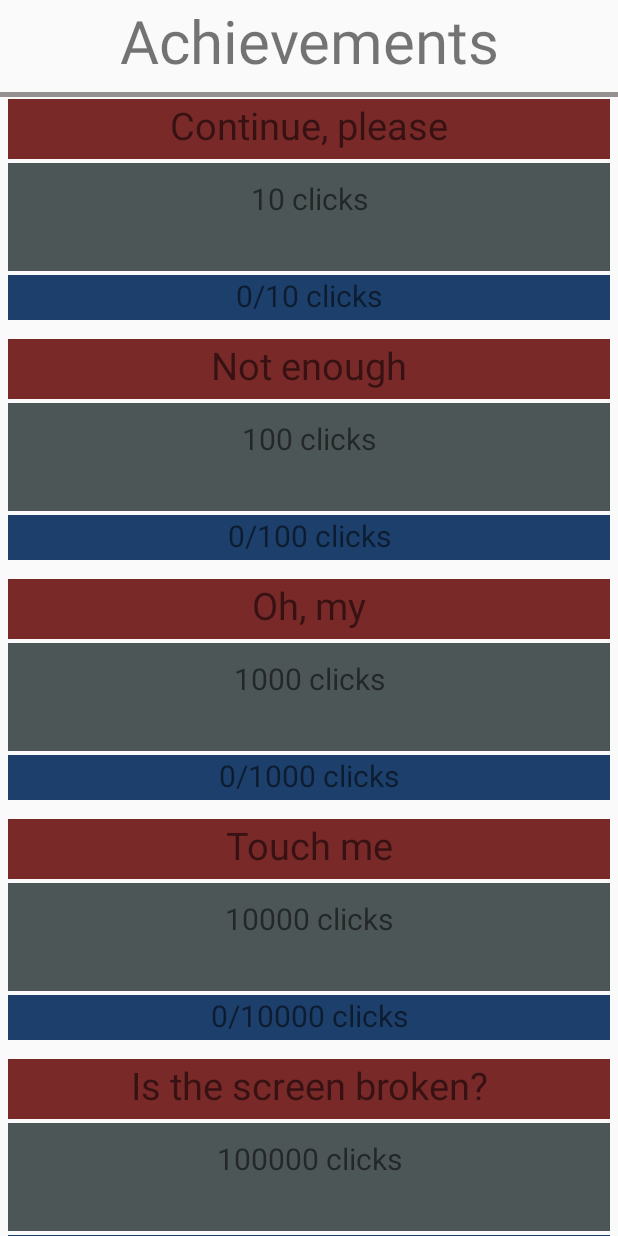
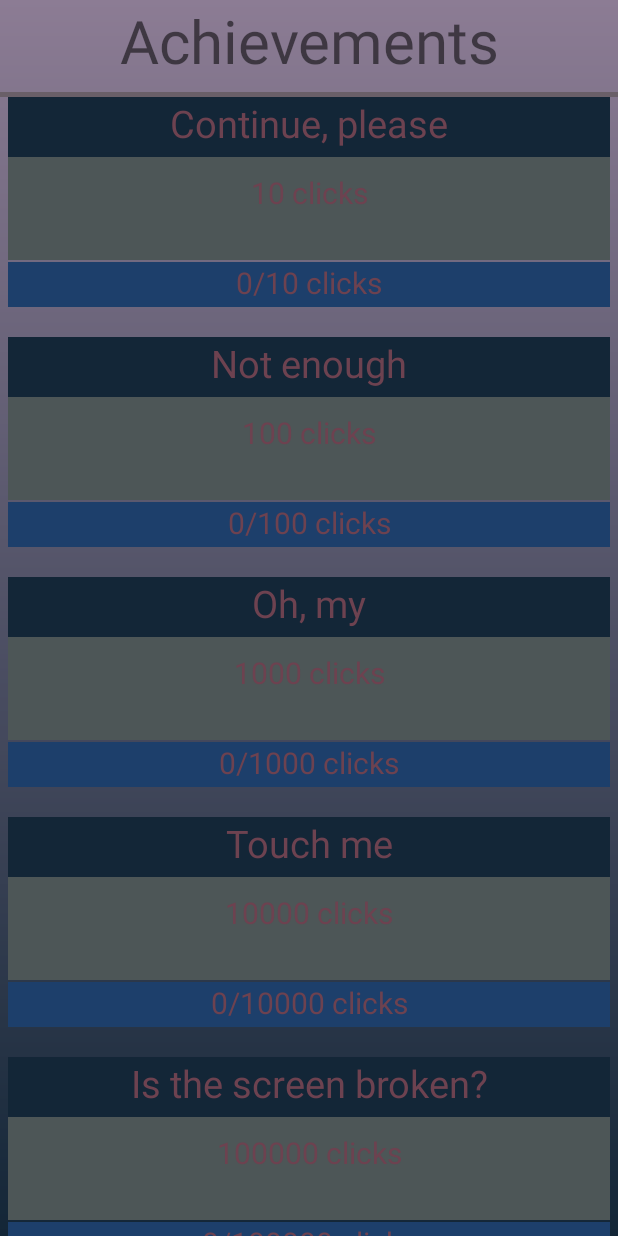
Before and after one commit to siberiacalling/clicker, an Android app: the fragment AchievementsView shown on its own in the app's theme, on a phone screen of 412 x 824 dp. Run offline under Robolectric (Android 15) with nearby library versions, the phone set to English and light mode, and no system bars; our stand-ins replace Room's generated code.

Commit message:
Layout fixes

```diff
--- a/app/src/main/java/com/example/clicker/account/AccountView.java
+++ b/app/src/main/java/com/example/clicker/account/AccountView.java
@@ -50,7 +50,7 @@ public class AccountView extends Fragment implements AccountContract.View {
     @Nullable
     @Override
     public View onCreateView(@NonNull LayoutInflater inflater, @Nullable ViewGroup container, @Nullable Bundle savedInstanceState) {
-        mView = inflater.inflate(R.layout.account, container, false);
+        mView = inflater.inflate(R.layout.fragment_account, container, false);
 
         this.showName();
         this.showEmail();
--- a/app/src/main/res/layout/achievement_element.xml
+++ b/app/src/main/res/layout/achievement_element.xml
@@ -14,20 +14,21 @@
         android:id="@+id/achievements_title"
         android:layout_width="match_parent"
         android:layout_height="40sp"
-        android:layout_marginTop="1dp"
-        android:layout_marginBottom="1dp"
+        android:layout_marginTop="0dp"
+        android:layout_marginBottom="0dp"
         android:layout_gravity="center"
         android:layout_weight="0"
-        android:background="#7A2929"
+        android:background="@color/button_color"
         android:textAlignment="center"
         android:textSize="25sp"
-        tools:text="First money" />
+        tools:text="First money"
+        android:textColor="@color/text_color"/>
 
     <TextView
         android:id="@+id/achievements_description"
         android:layout_width="match_parent"
         android:layout_height="80sp"
-        android:layout_marginTop="1dp"
+        android:layout_marginTop="0dp"
         android:layout_marginBottom="1dp"
         android:padding="10sp"
         android:layout_gravity="center"
@@ -36,19 +37,20 @@
         android:textSize="20sp"
         android:textAlignment="center"
         android:ellipsize="middle"
-        tools:text="ASasdasdasdasdassadasdasdasdasdasd"/>
+        tools:text="ASasdasdasdasdassadasdasdasdasdasd"
+        android:textColor="@color/text_color"/>
 
     <TextView
         android:id="@+id/achievements_progress"
         android:layout_width="match_parent"
         android:layout_height="30sp"
-        android:layout_marginTop="1dp"
-        android:layout_marginBottom="1dp"
+        android:layout_marginTop="0dp"
+        android:layout_marginBottom="10dp"
         android:layout_gravity="center"
         android:layout_weight="0"
         android:background="#1D3F6B"
-
         android:textSize="20sp"
         android:textAlignment="center"
-        tools:text="1232141"/>
+        tools:text="1232141"
+        android:textColor="@color/text_color"/>
 </LinearLayout>
--- a/app/src/main/res/layout/achievements_container.xml
+++ b/app/src/main/res/layout/achievements_container.xml
@@ -3,7 +3,8 @@
     xmlns:android="http://schemas.android.com/apk/res/android"
     android:layout_height="match_parent"
     android:layout_width="match_parent"
-    android:orientation="vertical">
+    android:orientation="vertical"
+    android:background="@drawable/gradient_background">
 
     <TextView
         android:text="@string/achievements"
@@ -17,7 +18,7 @@
         android:layout_width="match_parent"
         android:layout_height="3dp"
         android:layout_marginTop="1dp"
-        android:background="#9F5A5353"/>
+        android:background="@color/delimiter_color"/>
 
     <androidx.recyclerview.widget.RecyclerView
         android:id="@+id/achievements_view"
--- a/app/src/main/res/layout/account.xml
+++ b/app/src/main/res/layout/fragment_account.xml
@@ -13,14 +13,15 @@
         android:layout_height="60sp"
         android:textAlignment="center"
         android:textSize="40sp"
+        android:textStyle="bold"
         android:textColor="@color/text_color"/>
 
     <View
         android:id="@+id/delimeter_view"
         android:layout_width="match_parent"
-        android:layout_height="3dp"
+        android:layout_height="6dp"
         android:layout_marginTop="1dp"
-        android:background="#9F5A5353"/>
+        android:background="@color/delimiter_color"/>
 
     <LinearLayout
         android:layout_width="match_parent"
--- a/app/src/main/res/values/colors.xml
+++ b/app/src/main/res/values/colors.xml
@@ -7,7 +7,7 @@
     <color name="gradient_start">#132637</color>
     <color name="gradient_end">#8c7c94</color>
     <color name="button_color">#132637</color>
-
+    <color name="delimiter_color">#9F5A5353</color>
 
     <color name="colorPrimary">#6d4250</color>
     <color name="colorPrimaryDark">#00574B</color>
```
Also changed, not shown: app/src/main/res/layout-v26/fragment_auth.xml (deleted, +0 -47 lines), app/src/main/res/layout/fragment_auth.xml (deleted, +0 -48 lines), app/src/main/res/layout/fragment_settings.xml (+18 -17 lines).
